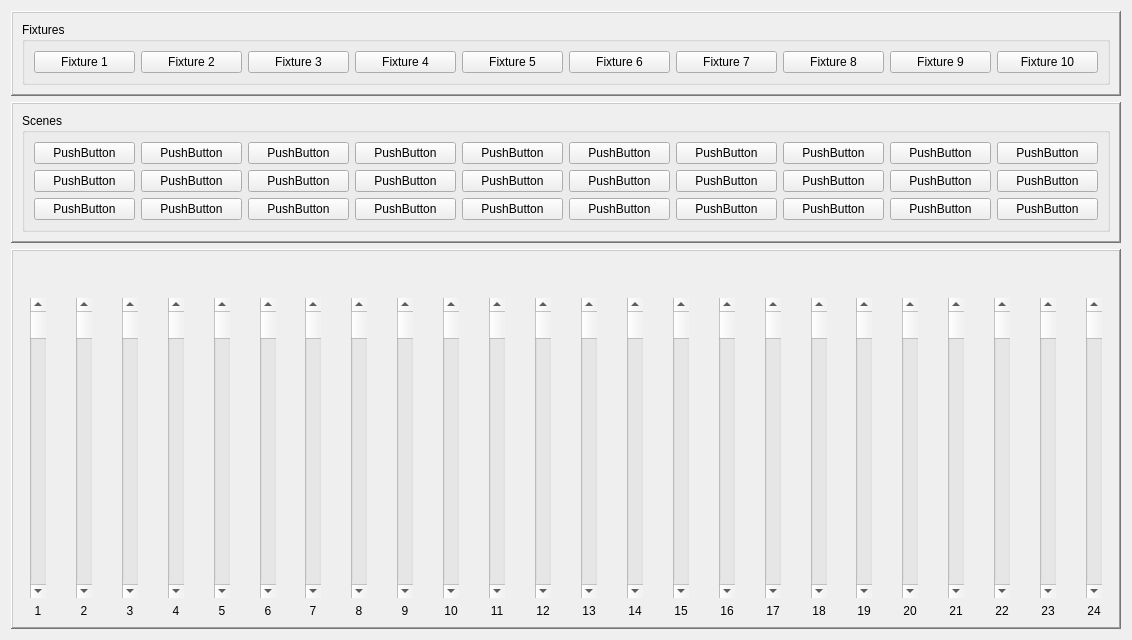
First picture: the form in qLights/Forms/formCtrlPanel.ui, repository AKuhle/aDev, before the edit.
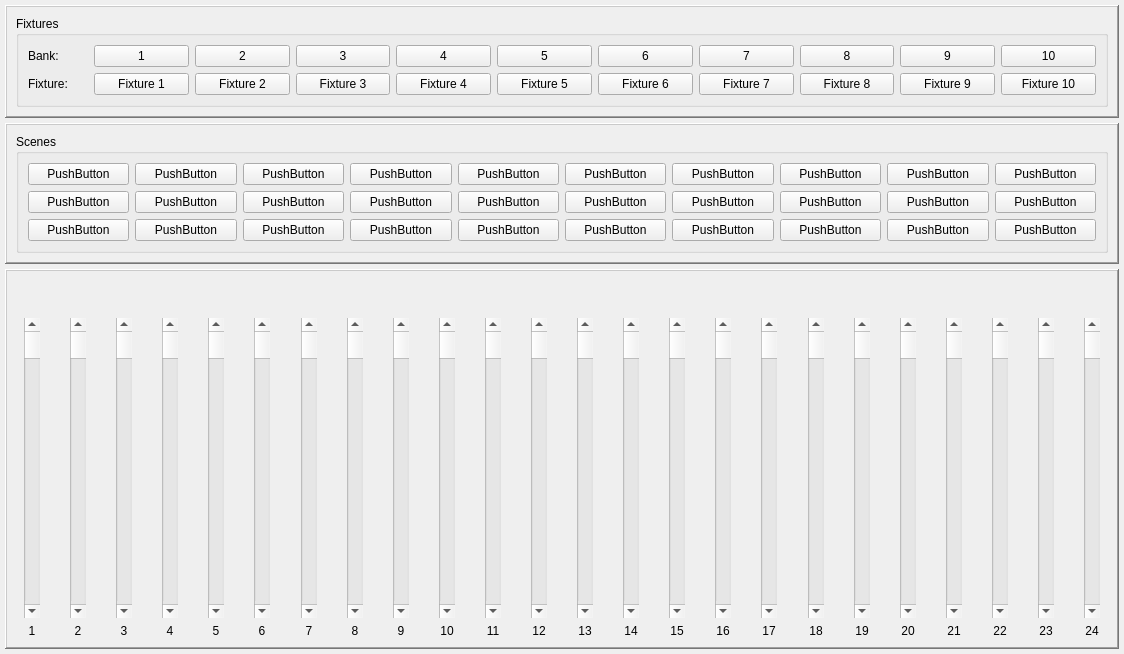
Second picture: the form after the edit. Custom widgets are drawn as their Qt base class.

```diff
--- a/qLights/Forms/formCtrlPanel.ui
+++ b/qLights/Forms/formCtrlPanel.ui
@@ -6,14 +6,29 @@
    <rect>
     <x>0</x>
     <y>0</y>
-    <width>1132</width>
-    <height>631</height>
+    <width>1124</width>
+    <height>612</height>
    </rect>
   </property>
   <property name="windowTitle">
    <string>Form</string>
   </property>
-  <layout class="QVBoxLayout" name="verticalLayout_25">
+  <layout class="QVBoxLayout" name="verticalLayout_27">
+   <property name="spacing">
+    <number>5</number>
+   </property>
+   <property name="leftMargin">
+    <number>5</number>
+   </property>
+   <property name="topMargin">
+    <number>5</number>
+   </property>
+   <property name="rightMargin">
+    <number>5</number>
+   </property>
+   <property name="bottomMargin">
+    <number>5</number>
+   </property>
    <item>
     <widget class="QFrame" name="frame_3">
      <property name="frameShape">
@@ -34,11 +49,231 @@
         <property name="title">
          <string>Fixtures</string>
         </property>
-        <layout class="QGridLayout" name="gridLayout_3">
-         <item row="0" column="0">
+        <layout class="QVBoxLayout" name="verticalLayout_25">
+         <item>
+          <layout class="QHBoxLayout" name="horizontalLayout_30">
+           <item>
+            <widget class="QLabel" name="label_2">
+             <property name="sizePolicy">
+              <sizepolicy hsizetype="Fixed" vsizetype="Preferred">
+               <horstretch>0</horstretch>
+               <verstretch>0</verstretch>
+              </sizepolicy>
+             </property>
+             <property name="minimumSize">
+              <size>
+               <width>60</width>
+               <height>0</height>
+              </size>
+             </property>
+             <property name="maximumSize">
+              <size>
+               <width>60</width>
+               <height>16777215</height>
+              </size>
+             </property>
+             <property name="frameShape">
+              <enum>QFrame::Shape::NoFrame</enum>
+             </property>
+             <property name="text">
+              <string>Bank:</string>
+             </property>
+            </widget>
+           </item>
+           <item>
+            <widget class="aPushButton" name="m_pBank_01">
+             <property name="minimumSize">
+              <size>
+               <width>80</width>
+               <height>0</height>
+              </size>
+             </property>
+             <property name="text">
+              <string>1</string>
+             </property>
+             <property name="checkable">
+              <bool>true</bool>
+             </property>
+            </widget>
+           </item>
+           <item>
+            <widget class="aPushButton" name="m_pBank_02">
+             <property name="minimumSize">
+              <size>
+               <width>80</width>
+               <height>0</height>
+              </size>
+             </property>
+             <property name="text">
+              <string>2</string>
+             </property>
+             <property name="checkable">
+              <bool>true</bool>
+             </property>
+            </widget>
+           </item>
+           <item>
+            <widget class="aPushButton" name="m_pBank_03">
+             <property name="minimumSize">
+              <size>
+               <width>80</width>
+               <height>0</height>
+              </size>
+             </property>
+             <property name="text">
+              <string>3</string>
+             </property>
+             <property name="checkable">
+              <bool>true</bool>
+             </property>
+            </widget>
+           </item>
+           <item>
+            <widget class="aPushButton" name="m_pBank_04">
+             <property name="minimumSize">
+              <size>
+               <width>80</width>
+               <height>0</height>
+              </size>
+             </property>
+             <property name="text">
+              <string>4</string>
+             </property>
+             <property name="checkable">
+              <bool>true</bool>
+             </property>
+            </widget>
+           </item>
+           <item>
+            <widget class="aPushButton" name="m_pBank_05">
+             <property name="minimumSize">
+              <size>
+               <width>80</width>
+               <height>0</height>
+              </size>
+             </property>
+             <property name="text">
+              <string>5</string>
+             </property>
+             <property name="checkable">
+              <bool>true</bool>
+             </property>
+            </widget>
+           </item>
+           <item>
+            <widget class="aPushButton" name="m_pBank_06">
+             <property name="minimumSize">
+              <size>
+               <width>80</width>
+               <height>0</height>
+              </size>
+             </property>
+             <property name="text">
+              <string>6</string>
+             </property>
+             <property name="checkable">
+              <bool>true</bool>
+             </property>
+            </widget>
+           </item>
+           <item>
+            <widget class="aPushButton" name="m_pBank_07">
+             <property name="minimumSize">
+              <size>
+               <width>80</width>
+               <height>0</height>
+              </size>
+             </property>
+             <property name="text">
+              <string>7</string>
+             </property>
+             <property name="checkable">
+              <bool>true</bool>
+             </property>
+            </widget>
+           </item>
+           <item>
+            <widget class="aPushButton" name="m_pBank_08">
+             <property name="minimumSize">
+              <size>
+               <width>80</width>
+               <height>0</height>
+              </size>
+             </property>
+             <property name="text">
+              <string>8</string>
+             </property>
+             <property name="checkable">
+              <bool>true</bool>
+             </property>
+            </widget>
+           </item>
+           <item>
+            <widget class="aPushButton" name="m_pBank_09">
+             <property name="minimumSize">
+              <size>
+               <width>80</width>
+               <height>0</height>
+              </size>
+             </property>
+             <property name="text">
+              <string>9</string>
+             </property>
+             <property name="checkable">
+              <bool>true</bool>
+             </property>
+            </widget>
+           </item>
+           <item>
+            <widget class="aPushButton" name="m_pBank_10">
+             <property name="minimumSize">
+              <size>
+               <width>80</width>
+               <height>0</height>
+              </size>
+             </property>
+             <property name="text">
+              <string>10</string>
+             </property>
+             <property name="checkable">
+              <bool>true</bool>
+             </property>
+            </widget>
+           </item>
+          </layout>
+         </item>
+         <item>
           <layout class="QHBoxLayout" name="horizontalLayout_26">
            <item>
-            <widget class="QPushButton" name="m_pFixture_01">
+            <widget class="QLabel" name="label">
+             <property name="sizePolicy">
+              <sizepolicy hsizetype="Fixed" vsizetype="Preferred">
+               <horstretch>0</horstretch>
+               <verstretch>0</verstretch>
+              </sizepolicy>
+             </property>
+             <property name="minimumSize">
+              <size>
+               <width>60</width>
+               <height>0</height>
+              </size>
+             </property>
+             <property name="maximumSize">
+              <size>
+               <width>60</width>
+               <height>16777215</height>
+              </size>
+             </property>
+             <property name="frameShape">
+              <enum>QFrame::Shape::NoFrame</enum>
+             </property>
+             <property name="text">
+              <string>Fixture:</string>
+             </property>
+            </widget>
+           </item>
+           <item>
+            <widget class="Fixture" name="m_pFixture_01">
              <property name="minimumSize">
               <size>
                <width>80</width>
@@ -656,6 +891,12 @@
             <property name="orientation">
              <enum>Qt::Orientation::Vertical</enum>
             </property>
+            <property name="invertedAppearance">
+             <bool>false</bool>
+            </property>
+            <property name="invertedControls">
+             <bool>false</bool>
+            </property>
            </widget>
           </item>
           <item>
@@ -765,7 +1006,7 @@
            </spacer>
           </item>
           <item>
-           <widget class="QScrollBar" name="m_pFader_2">
+           <widget class="Fader" name="m_pFader_02">
             <property name="sizePolicy">
              <sizepolicy hsizetype="Fixed" vsizetype="Fixed">
               <horstretch>0</horstretch>
@@ -790,6 +1031,12 @@
             <property name="orientation">
              <enum>Qt::Orientation::Vertical</enum>
             </property>
+            <property name="invertedAppearance">
+             <bool>false</bool>
+            </property>
+            <property name="invertedControls">
+             <bool>false</bool>
+            </property>
            </widget>
           </item>
           <item>
@@ -899,7 +1146,7 @@
            </spacer>
           </item>
           <item>
-           <widget class="QScrollBar" name="m_pFader_3">
+           <widget class="Fader" name="m_pFader_03">
             <property name="sizePolicy">
              <sizepolicy hsizetype="Fixed" vsizetype="Fixed">
               <horstretch>0</horstretch>
@@ -924,6 +1171,12 @@
             <property name="orientation">
              <enum>Qt::Orientation::Vertical</enum>
             </property>
+            <property name="invertedAppearance">
+             <bool>false</bool>
+            </property>
+            <property name="invertedControls">
+             <bool>false</bool>
+            </property>
            </widget>
           </item>
           <item>
@@ -1033,7 +1286,7 @@
            </spacer>
           </item>
           <item>
-           <widget class="QScrollBar" name="m_pFader_4">
+           <widget class="Fader" name="m_pFader_04">
             <property name="sizePolicy">
              <sizepolicy hsizetype="Fixed" vsizetype="Fixed">
               <horstretch>0</horstretch>
@@ -1058,6 +1311,12 @@
             <property name="orientation">
              <enum>Qt::Orientation::Vertical</enum>
             </property>
+            <property name="invertedAppearance">
+             <bool>false</bool>
+            </property>
+            <property name="invertedControls">
+             <bool>false</bool>
+            </property>
            </widget>
           </item>
           <item>
@@ -1167,7 +1426,7 @@
            </spacer>
           </item>
           <item>
-           <widget class="QScrollBar" name="m_pFader_5">
+           <widget class="Fader" name="m_pFader_05">
             <property name="sizePolicy">
              <sizepolicy hsizetype="Fixed" vsizetype="Fixed">
               <horstretch>0</horstretch>
@@ -1192,6 +1451,12 @@
             <property name="orientation">
              <enum>Qt::Orientation::Vertical</enum>
             </property>
+            <property name="invertedAppearance">
+             <bool>false</bool>
+            </property>
+            <property name="invertedControls">
+             <bool>false</bool>
+            </property>
            </widget>
           </item>
           <item>
@@ -1301,7 +1566,7 @@
            </spacer>
           </item>
           <item>
-           <widget class="QScrollBar" name="m_pFader_6">
+           <widget class="Fader" name="m_pFader_06">
             <property name="sizePolicy">
              <sizepolicy hsizetype="Fixed" vsizetype="Fixed">
               <horstretch>0</horstretch>
@@ -1326,6 +1591,12 @@
             <property name="orientation">
              <enum>Qt::Orientation::Vertical</enum>
             </property>
+            <property name="invertedAppearance">
+             <bool>false</bool>
+            </property>
+            <property name="invertedControls">
+             <bool>false</bool>
+            </property>
            </widget>
           </item>
           <item>
@@ -1435,7 +1706,7 @@
            </spacer>
           </item>
           <item>
-           <widget class="QScrollBar" name="m_pFader_7">
+           <widget class="Fader" name="m_pFader_07">
             <property name="sizePolicy">
              <sizepolicy hsizetype="Fixed" vsizetype="Fixed">
               <horstretch>0</horstretch>
@@ -1460,6 +1731,12 @@
             <property name="orientation">
              <enum>Qt::Orientation::Vertical</enum>
             </property>
+            <property name="invertedAppearance">
+             <bool>false</bool>
+            </property>
+            <property name="invertedControls">
+             <bool>false</bool>
+            </property>
            </widget>
           </item>
           <item>
@@ -1569,7 +1846,7 @@
            </spacer>
           </item>
           <item>
-           <widget class="QScrollBar" name="m_pFader_8">
+           <widget class="Fader" name="m_pFader_08">
             <property name="sizePolicy">
              <sizepolicy hsizetype="Fixed" vsizetype="Fixed">
               <horstretch>0</horstretch>
@@ -1594,6 +1871,12 @@
             <property name="orientation">
              <enum>Qt::Orientation::Vertical</enum>
             </property>
+            <property name="invertedAppearance">
+             <bool>false</bool>
+            </property>
+            <property name="invertedControls">
+             <bool>false</bool>
+            </property>
            </widget>
           </item>
           <item>
@@ -1703,7 +1986,7 @@
            </spacer>
           </item>
           <item>
-           <widget class="QScrollBar" name="m_pFader_9">
+           <widget class="Fader" name="m_pFader_09">
             <property name="sizePolicy">
              <sizepolicy hsizetype="Fixed" vsizetype="Fixed">
               <horstretch>0</horstretch>
@@ -1728,6 +2011,12 @@
             <property name="orientation">
              <enum>Qt::Orientation::Vertical</enum>
             </property>
+            <property name="invertedAppearance">
+             <bool>false</bool>
+            </property>
+            <property name="invertedControls">
+             <bool>false</bool>
+            </property>
            </widget>
           </item>
           <item>
@@ -1862,6 +2151,12 @@
             <property name="orientation">
              <enum>Qt::Orientation::Vertical</enum>
             </property>
+            <property name="invertedAppearance">
+             <bool>false</bool>
+            </property>
+            <property name="invertedControls">
+             <bool>false</bool>
+            </property>
            </widget>
           </item>
           <item>
@@ -1996,6 +2291,12 @@
             <property name="orientation">
              <enum>Qt::Orientation::Vertical</enum>
             </property>
+            <property name="invertedAppearance">
+             <bool>false</bool>
+            </property>
+            <property name="invertedControls">
+             <bool>false</bool>
+            </property>
            </widget>
           </item>
           <item>
@@ -2130,6 +2431,12 @@
             <property name="orientation">
              <enum>Qt::Orientation::Vertical</enum>
             </property>
+            <property name="invertedAppearance">
+             <bool>false</bool>
+            </property>
+            <property name="invertedControls">
+             <bool>false</bool>
+            </property>
            </widget>
           </item>
           <item>
@@ -2264,6 +2571,12 @@
             <property name="orientation">
              <enum>Qt::Orientation::Vertical</enum>
             </property>
+            <property name="invertedAppearance">
+             <bool>false</bool>
+            </property>
+            <property name="invertedControls">
+             <bool>false</bool>
+            </property>
            </widget>
           </item>
           <item>
@@ -2398,6 +2711,12 @@
             <property name="orientation">
              <enum>Qt::Orientation::Vertical</enum>
             </property>
+            <property name="invertedAppearance">
+             <bool>false</bool>
+            </property>
+            <property name="invertedControls">
+             <bool>false</bool>
+            </property>
            </widget>
           </item>
           <item>
@@ -2532,6 +2851,12 @@
             <property name="orientation">
              <enum>Qt::Orientation::Vertical</enum>
             </property>
+            <property name="invertedAppearance">
+             <bool>false</bool>
+            </property>
+            <property name="invertedControls">
+             <bool>false</bool>
+            </property>
            </widget>
           </item>
           <item>
@@ -2666,6 +2991,12 @@
             <property name="orientation">
              <enum>Qt::Orientation::Vertical</enum>
             </property>
+            <property name="invertedAppearance">
+             <bool>false</bool>
+            </property>
+            <property name="invertedControls">
+             <bool>false</bool>
+            </property>
            </widget>
           </item>
           <item>
@@ -2800,6 +3131,12 @@
             <property name="orientation">
              <enum>Qt::Orientation::Vertical</enum>
             </property>
+            <property name="invertedAppearance">
+             <bool>false</bool>
+            </property>
+            <property name="invertedControls">
+             <bool>false</bool>
+            </property>
            </widget>
           </item>
           <item>
@@ -2934,6 +3271,12 @@
             <property name="orientation">
              <enum>Qt::Orientation::Vertical</enum>
             </property>
+            <property name="invertedAppearance">
+             <bool>false</bool>
+            </property>
+            <property name="invertedControls">
+             <bool>false</bool>
+            </property>
            </widget>
           </item>
           <item>
@@ -3068,6 +3411,12 @@
             <property name="orientation">
              <enum>Qt::Orientation::Vertical</enum>
             </property>
+            <property name="invertedAppearance">
+             <bool>false</bool>
+            </property>
+            <property name="invertedControls">
+             <bool>false</bool>
+            </property>
            </widget>
           </item>
           <item>
@@ -3202,6 +3551,12 @@
             <property name="orientation">
              <enum>Qt::Orientation::Vertical</enum>
             </property>
+            <property name="invertedAppearance">
+             <bool>false</bool>
+            </property>
+            <property name="invertedControls">
+             <bool>false</bool>
+            </property>
            </widget>
           </item>
           <item>
@@ -3336,6 +3691,12 @@
             <property name="orientation">
              <enum>Qt::Orientation::Vertical</enum>
             </property>
+            <property name="invertedAppearance">
+             <bool>false</bool>
+            </property>
+            <property name="invertedControls">
+             <bool>false</bool>
+            </property>
            </widget>
           </item>
           <item>
@@ -3470,6 +3831,12 @@
             <property name="orientation">
              <enum>Qt::Orientation::Vertical</enum>
             </property>
+            <property name="invertedAppearance">
+             <bool>false</bool>
+            </property>
+            <property name="invertedControls">
+             <bool>false</bool>
+            </property>
            </widget>
           </item>
           <item>
@@ -3604,6 +3971,12 @@
             <property name="orientation">
              <enum>Qt::Orientation::Vertical</enum>
             </property>
+            <property name="invertedAppearance">
+             <bool>false</bool>
+            </property>
+            <property name="invertedControls">
+             <bool>false</bool>
+            </property>
            </widget>
           </item>
           <item>
@@ -3738,6 +4111,12 @@
             <property name="orientation">
              <enum>Qt::Orientation::Vertical</enum>
             </property>
+            <property name="invertedAppearance">
+             <bool>false</bool>
+            </property>
+            <property name="invertedControls">
+             <bool>false</bool>
+            </property>
            </widget>
           </item>
           <item>
@@ -3793,6 +4172,23 @@
    </item>
   </layout>
  </widget>
+ <customwidgets>
+  <customwidget>
+   <class>Fader</class>
+   <extends>QScrollBar</extends>
+   <header location="global">fader.h</header>
+  </customwidget>
+  <customwidget>
+   <class>Fixture</class>
+   <extends>QPushButton</extends>
+   <header location="global">fixture.h</header>
+  </customwidget>
+  <customwidget>
+   <class>aPushButton</class>
+   <extends>QPushButton</extends>
+   <header location="global">aPushButton.h</header>
+  </customwidget>
+ </customwidgets>
  <resources/>
  <connections/>
 </ui>
```
Left out of the diff: 50 changed lines with no effect on the pictures.
